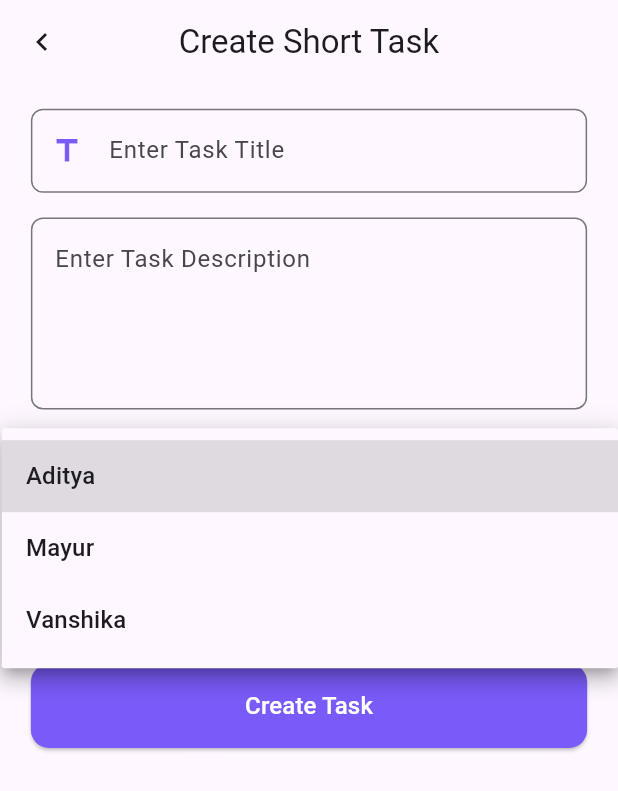
After one commit to ritz-17/Task-mvp, a Flutter app: the ShortTaskScreen screen opened by its route, after a tap on "Select Member", on a phone screen of 412 x 824 dp. The commit adds this screen. Shown: the top 791 px of the screen. Run offline on Flutter 3.47's test engine with Material 3 defaults, Android fonts, the phone set to English and light mode, and no system bars; our stand-ins replace circular_countdown_timer, flutter_secure_storage, hive, hive_flutter, image_picker, shared_preferences; accounts and stored records are empty; network calls fail.

Commit message:
Integrated isAuthorized and task API

```diff
--- a/lib/main.dart
+++ b/lib/main.dart
@@ -7,13 +7,12 @@ import 'package:task_mvp/screens/dashboard_screen.dart';
 import 'package:task_mvp/screens/employee_task_screen.dart';
 import 'package:task_mvp/screens/login_screen.dart';
 import 'package:task_mvp/screens/profile_screen.dart';
+import 'package:task_mvp/screens/short_task_screen.dart';
 import 'package:task_mvp/screens/signup_screen.dart';
 import 'package:task_mvp/screens/splashScreen.dart';
 import 'package:task_mvp/screens/verification_screen.dart';
 import 'package:task_mvp/screens/verified_screen.dart';
-
 import 'screens/forgot_password_screen.dart';
-
 
 void main() async {
   WidgetsFlutterBinding.ensureInitialized();
@@ -49,6 +48,7 @@ class MyApp extends StatelessWidget {
           '/verification': (context) => const VerificationPage(),
           '/verified': (context) => const VerifiedPage(),
           '/forgotPassword': (context) => const ForgotPasswordPage(),
+          '/shortTask': (context) => const ShortTaskScreen(),
         },
       ),
     );
--- a/lib/provider/auth_provider.dart
+++ b/lib/provider/auth_provider.dart
@@ -1,13 +1,16 @@
 import 'dart:convert';
 
 import 'package:flutter/material.dart';
+import 'package:flutter_secure_storage/flutter_secure_storage.dart';
 import 'package:hive/hive.dart';
 import 'package:http/http.dart' as http;
+import 'package:shared_preferences/shared_preferences.dart';
 
 class AuthProvider extends ChangeNotifier {
   // Box initialization
   final Future<Box> _box = Hive.openBox('authBox');
   final String baseUrl = "https://backend.taskmaster.outlfy.com/";
+  final FlutterSecureStorage _secureStorage = const FlutterSecureStorage();
 
   // Private fields
   bool _isSignedIn = false;
@@ -16,16 +19,14 @@ class AuthProvider extends ChangeNotifier {
 
   // Public getters
   bool get isSignedIn => _isSignedIn;
-
   String? get token => _token;
-
   String? get role => _role;
 
   // Setters
   void setRole(String role) async {
     _role = role;
     final box = await _box;
-    await box.put('role', role); // Save role in Hive
+    await box.put('role', role);
     notifyListeners();
   }
 
@@ -129,7 +130,7 @@ class AuthProvider extends ChangeNotifier {
 
       if (response.statusCode == 200 && data['token'] != null) {
         _token = data['token'];
-        await _updateHive('token', _token);
+        await _secureStorage.write(key: 'token', value: _token);
         await _updateHive('isSignedIn', true);
 
         _isSignedIn = true;
@@ -148,6 +149,7 @@ class AuthProvider extends ChangeNotifier {
   Future<void> logout() async {
     final box = await _box;
     await box.delete('token');
+    _secureStorage.delete(key: 'token');
     await box.put('isSignedIn', false);
     _isSignedIn = false;
     _token = null;
@@ -158,11 +160,58 @@ class AuthProvider extends ChangeNotifier {
   // Check if user is signed in
   Future<bool> checkIfSignedIn() async {
     final box = await _box;
-    _token = box.get('token');
+    _token = await _secureStorage.read(key: 'token');
     _isSignedIn = _token != null;
-    _role = box.get('role'); // Retrieve role during sign-in check
+    _role = box.get('role');
+    checkAuth();
     notifyListeners();
     return _isSignedIn;
+  }
+
+  //check authorization
+  Future<void> checkAuth() async {
+    SharedPreferences prefs = await SharedPreferences.getInstance();
+    final checkUrl = '$baseUrl$role/isauthorized';
+
+    try {
+      final response = await http.get(
+        Uri.parse(checkUrl),
+        headers: {
+          'Content-Type': 'application/json',
+          'Authorization': 'Token $token',
+        },
+      );
+
+      if (response.statusCode == 200) {
+        final Map<String, dynamic> jsonResponse = jsonDecode(response.body);
+
+        if (jsonResponse['success'] == true) {
+          // Extract user details from response
+          final userData = jsonResponse['data'];
+
+          // Save user details in SharedPreferences
+          await prefs.setString('userId', userData['_id']);
+          await prefs.setString('firstName', userData['firstName']);
+          await prefs.setString('lastName', userData['lastName']);
+          await prefs.setString('email', userData['email']);
+          await prefs.setString('phone', userData['phone']);
+          await prefs.setBool('isVerified', userData['isVerified']);
+          await prefs.setString('createdAt', userData['createdAt']);
+          await prefs.setString('updatedAt', userData['updatedAt']);
+
+          // Print data for debugging
+          print('User details stored successfully: $userData');
+
+          notifyListeners();
+        } else {
+          throw Exception('Authorization failed: ${jsonResponse['message']}');
+        }
+      } else {
+        throw Exception('Failed to fetch $role: ${response.reasonPhrase}');
+      }
+    } catch (e) {
+      throw Exception('Authorization exception: $e');
+    }
   }
 
   //------------------ Forgot Password API -------------------------------------
@@ -181,7 +230,8 @@ Future<void> forgotPassword(String email) async {
       if (response.statusCode == 200) {
         print('Forgot Password email sent successfully');
       } else {
-      throw Exception(data['message'] ?? 'Error sending forgot password email.');
+        throw Exception(
+            data['message'] ?? 'Error sending forgot password email.');
       }
     } catch (e) {
       print('Forgot Password error: $e');
@@ -189,4 +239,71 @@ Future<void> forgotPassword(String email) async {
     }
   }
 
+// ------------------------- Fetch CreatedBy ID ------------------------------
+
+  Future<String?> fetchUserId() async {
+    final apiUrl = '${baseUrl}manager/isauthorized';
+
+    if (_token == null) {
+      print('Token is null. Cannot fetch user ID.');
+      return null;
     }
+
+    try {
+      final response = await http.get(
+        Uri.parse(apiUrl),
+        headers: {
+          'Authorization':
+              'Bearer $_token', // Pass the token in Authorization header
+        },
+      );
+
+      if (response.statusCode == 200) {
+        final data = jsonDecode(response.body);
+        final userId =
+            data['data']['_id']; // Access the _id inside the data field
+        print("Successssssssssssssssss");
+        print('Fetched User ID (createdBy): $userId');
+        return userId;
+      } else {
+        print('Failed to fetch user ID: ${response.body}');
+        return null;
+      }
+    } catch (e) {
+      print('Error fetching user ID: $e');
+      return null;
+    }
+  }
+
+  //------------------------- Create Short Task API ----------------------------
+  Future<void> createTask(Map<String, dynamic> requestBody) async {
+    const createTaskUrl = 'https://backend.taskmaster.outlfy.com/task';
+
+    try {
+      final response = await http.post(
+        Uri.parse(createTaskUrl),
+        headers: {
+          'Content-Type': 'application/json',
+          'Authorization': 'Bearer $_token', // Use _token here as well
+        },
+        body: jsonEncode(requestBody),
+      );
+
+      // Debug the task creation response
+      print('Create Task API Response: ${response.body}');
+
+      final data = jsonDecode(response.body);
+      print(data);
+
+      if (response.statusCode == 200 || response.statusCode == 201) {
+        print("Success");
+        print('Task created successfully: $data');
+      } else {
+        print("Failed to create task");
+      }
+    } catch (e) {
+      print('Create Task error: $e');
+      throw Exception('Create Task error: $e');
+    }
+  }
+}
--- /dev/null
+++ b/lib/screens/short_task_screen.dart
@@ -0,0 +1,207 @@
+import 'package:flutter/material.dart';
+import 'package:provider/provider.dart';
+import '../provider/auth_provider.dart';
+
+class ShortTaskScreen extends StatefulWidget {
+  const ShortTaskScreen({super.key});
+
+  @override
+  State<ShortTaskScreen> createState() => _ShortTaskScreenState();
+}
+
+class _ShortTaskScreenState extends State<ShortTaskScreen> {
+  String? selectedMember;
+  String? selectedJobType;
+  String? createdBy; // To store the createdBy ID
+
+  final TextEditingController titleController = TextEditingController();
+  final TextEditingController descriptionController = TextEditingController();
+
+  final List<Map<String, String>> members = [
+    {'name': 'Aditya', 'id': ''},
+    {'name': 'Mayur', 'id': '6e982759be9031c94ae967'},
+    {'name': 'Vanshika', 'id': ''},
+  ];
+
+  final List<String> jobTypes = ['short'];
+
+  @override
+  void initState() {
+    super.initState();
+    fetchCreatedBy(); // Fetch createdBy ID when screen loads
+  }
+
+  Future<void> fetchCreatedBy() async {
+    final authProvider = Provider.of<AuthProvider>(context, listen: false);
+    final userId = await authProvider.fetchUserId(); // Get the createdBy ID
+    setState(() {
+      createdBy = userId;
+    });
+  }
+
+  void submitTask() async {
+    if (titleController.text.isEmpty ||
+        descriptionController.text.isEmpty ||
+        selectedMember == null ||
+        selectedJobType == null ||
+        createdBy == null) {
+      ScaffoldMessenger.of(context).showSnackBar(
+        const SnackBar(content: Text("Please fill in all fields.")),
+      );
+      return;
+    }
+
+    final selectedMemberId =
+        members.firstWhere((member) => member['name'] == selectedMember)['id'];
+
+    final requestBody = {
+      "title": titleController.text,
+      "description": descriptionController.text,
+      "jobType": selectedJobType,
+      "assignedTo": selectedMemberId,
+      "createdBy": createdBy, // Dynamically fetched createdBy ID
+    };
+
+    try {
+      // Awaiting the result of the createTask method to ensure it's completed
+      final authProvider = Provider.of<AuthProvider>(context, listen: false);
+      await authProvider.createTask(requestBody);
+
+      // If task creation is successful, show a success message
+      ScaffoldMessenger.of(context).showSnackBar(
+        const SnackBar(content: Text("Task created successfully!")),
+      );
+    } catch (e) {
+      // If an error occurs, show an error message
+      ScaffoldMessenger.of(context).showSnackBar(
+        SnackBar(content: Text("Error creating task: $e")),
+      );
+    }
+  }
+
+  @override
+  Widget build(BuildContext context) {
+    final screenHeight = MediaQuery.of(context).size.height;
+    final screenWidth = MediaQuery.of(context).size.width;
+
+    return Scaffold(
+      appBar: AppBar(
+        title: const Text("Create Short Task"),
+        centerTitle: true,
+        leading: IconButton(
+          onPressed: () => Navigator.pop(context),
+          icon: const Icon(Icons.keyboard_arrow_left),
+        ),
+      ),
+      body: SingleChildScrollView(
+        child: Padding(
+          padding: EdgeInsets.symmetric(horizontal: screenWidth * 0.05),
+          child: Column(
+            crossAxisAlignment: CrossAxisAlignment.stretch,
+            children: [
+              SizedBox(height: screenHeight * 0.02),
+
+              // -------------------- Task Title Field -------------------------
+              TextField(
+                controller: titleController,
+                decoration: InputDecoration(
+                  prefixIcon:
+                      Icon(Icons.title, color: Theme.of(context).primaryColor),
+                  hintText: "Enter Task Title",
+                  border: const OutlineInputBorder(
+                    borderRadius: BorderRadius.all(Radius.circular(8)),
+                  ),
+                ),
+              ),
+              SizedBox(height: screenHeight * 0.02),
+
+              // ------------------ Task Description Field ---------------------
+              TextField(
+                controller: descriptionController,
+                maxLines: 4,
+                decoration: const InputDecoration(
+                  hintText: "Enter Task Description",
+                  border: OutlineInputBorder(
+                    borderRadius: BorderRadius.all(Radius.circular(8)),
+                  ),
+                ),
+              ),
+              SizedBox(height: screenHeight * 0.02),
+
+              // --------------------- Assign To Dropdown ----------------------
+              DropdownButtonFormField<String>(
+                decoration: InputDecoration(
+                  prefixIcon:
+                      Icon(Icons.person, color: Theme.of(context).primaryColor),
+                  border: const OutlineInputBorder(
+                    borderRadius: BorderRadius.all(Radius.circular(8)),
+                  ),
+                ),
+                hint: const Text("Select Member"),
+                value: selectedMember,
+                onChanged: (value) {
+                  setState(() {
+                    selectedMember = value;
+                  });
+                },
+                items: members
+                    .map((member) => DropdownMenuItem(
+                          value: member['name'],
+                          child: Text(member['name']!),
+                        ))
+                    .toList(),
+              ),
+              SizedBox(height: screenHeight * 0.02),
+
+              // -------------------- Job Type Dropdown ------------------------
+              DropdownButtonFormField<String>(
+                decoration: InputDecoration(
+                  prefixIcon:
+                      Icon(Icons.work, color: Theme.of(context).primaryColor),
+                  border: const OutlineInputBorder(
+                    borderRadius: BorderRadius.all(Radius.circular(8)),
+                  ),
+                ),
+                hint: const Text("Select Job Type"),
+                value: selectedJobType,
+                onChanged: (value) {
+                  setState(() {
+                    selectedJobType = value;
+                  });
+                },
+                items: jobTypes
+                    .map((jobType) => DropdownMenuItem(
+                          value: jobType,
+                          child: Text(jobType),
+                        ))
+                    .toList(),
+              ),
+
+              SizedBox(height: screenHeight * 0.03),
+
+              // -------------------- Create Task Button -----------------------
+              SizedBox(
+                width: double.infinity,
+                child: ElevatedButton(
+                  onPressed: submitTask,
+                  style: ElevatedButton.styleFrom(
+                    backgroundColor: Theme.of(context).primaryColor,
+                    shape: RoundedRectangleBorder(
+                      borderRadius: BorderRadius.circular(12),
+                    ),
+                    padding:
+                        EdgeInsets.symmetric(vertical: screenHeight * 0.02),
+                  ),
+                  child: const Text(
+                    "Create Task",
+                    style: TextStyle(fontSize: 16, color: Colors.white),
+                  ),
+                ),
+              ),
+            ],
+          ),
+        ),
+      ),
+    );
+  }
+}
--- a/lib/screens/verified_screen.dart
+++ b/lib/screens/verified_screen.dart
@@ -1,6 +1,5 @@
 import 'package:flutter/material.dart';
 import 'package:task_mvp/utils/bottom_navigation_bar.dart';
-import 'dashboard_screen.dart';
 
 class VerifiedPage extends StatefulWidget {
   const VerifiedPage({super.key});
--- a/pubspec.yaml
+++ b/pubspec.yaml
@@ -33,6 +33,7 @@ dependencies:
   cupertino_icons: ^1.0.8
   flutter:
     sdk: flutter
+  flutter_secure_storage: ^4.2.1
   hive: ^2.2.3
   hive_flutter: ^1.1.0
   http: ^1.2.2
@@ -73,6 +74,8 @@ flutter:
     - assets/twitter_logo.png
     - assets/verification.png
     - assets/verified.png
+    - assets/add_task.png
+    - assets/camera.png
     # An image asset can refer to one or more resolution-specific "variants", see
     # https://flutter.dev/to/resolution-aware-images
     # For details regarding adding assets from package dependencies, see
```
Also changed, not shown: lib/screens/forgot_password_screen.dart (+25 -24 lines), lib/screens/new_task_screen.dart (deleted, +0 -304 lines), lib/screens/dashboard_screen.dart (line endings or trailing spaces), pubspec.lock, 2 other files. Lines whose indentation alone changed are shown as unchanged.
